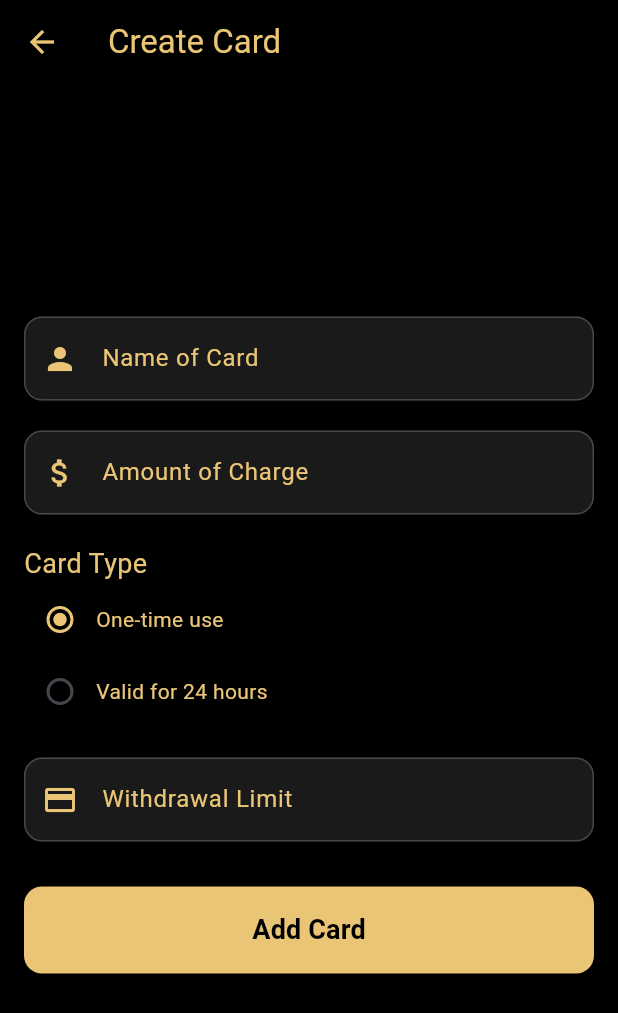
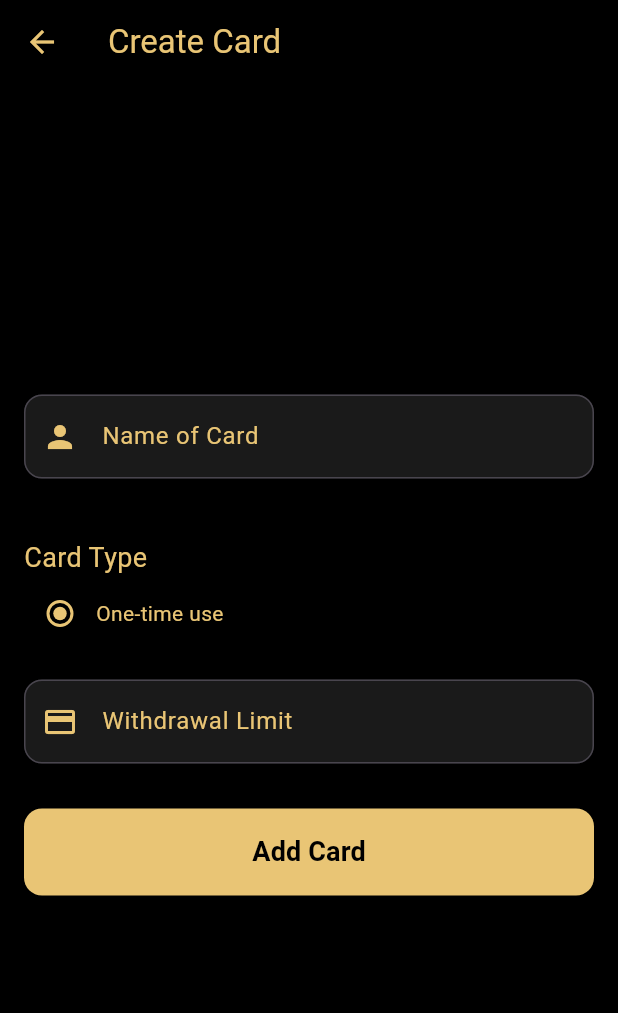
Before and after one commit to ousef777/Safe-Pay-Frontend, a Flutter app: the CreateCardPage screen opened directly, on a phone screen of 412 x 824 dp. Shown: the top 1013 px of the screen. Run offline on Flutter 3.47's test engine with Material 3 defaults, Android fonts, the phone set to English and light mode, and no system bars; our stand-ins replace go_router.

Commit message:
remove the 24h and the balance from the creat card

```diff
--- a/my_new_app/lib/CreateCardPage.dart
+++ b/my_new_app/lib/CreateCardPage.dart
@@ -306,31 +306,31 @@ class _CreateCardPageState extends State<CreateCardPage> {
                   },
                 ),
                 const SizedBox(height: 20),
-                TextFormField(
-                  controller: amountController,
-                  style: TextStyle(
-                      color: goldColor), // Ensures the entered text is gold
-                  decoration: InputDecoration(
-                    labelText: 'Amount of Charge',
-                    labelStyle: TextStyle(color: goldColor),
-                    hintText: 'Enter the amount',
-                    hintStyle: TextStyle(
-                        color: goldColor), // Ensures the hint text is gold
-                    filled: true,
-                    fillColor: Colors.white.withOpacity(0.1),
-                    border: OutlineInputBorder(
-                      borderRadius: BorderRadius.circular(12.0),
-                    ),
-                    prefixIcon: Icon(Icons.attach_money, color: goldColor),
-                  ),
-                  keyboardType: TextInputType.number,
-                  validator: (value) {
-                    if (value!.isEmpty) return "Please enter an amount";
-                    if (double.tryParse(value) == null)
-                      return "Please enter a valid number";
-                    return null;
-                  },
-                ),
+                // TextFormField(
+                //   controller: amountController,
+                //   style: TextStyle(
+                //       color: goldColor), // Ensures the entered text is gold
+                //   decoration: InputDecoration(
+                //     labelText: 'Amount of Charge',
+                //     labelStyle: TextStyle(color: goldColor),
+                //     hintText: 'Enter the amount',
+                //     hintStyle: TextStyle(
+                //         color: goldColor), // Ensures the hint text is gold
+                //     filled: true,
+                //     fillColor: Colors.white.withOpacity(0.1),
+                //     border: OutlineInputBorder(
+                //       borderRadius: BorderRadius.circular(12.0),
+                //     ),
+                //     prefixIcon: Icon(Icons.attach_money, color: goldColor),
+                //   ),
+                //   keyboardType: TextInputType.number,
+                //   validator: (value) {
+                //     if (value!.isEmpty) return "Please enter an amount";
+                //     if (double.tryParse(value) == null)
+                //       return "Please enter a valid number";
+                //     return null;
+                //   },
+                // ),
                 const SizedBox(height: 20),
                 Column(
                   crossAxisAlignment: CrossAxisAlignment.start,
@@ -361,22 +361,22 @@ class _CreateCardPageState extends State<CreateCardPage> {
                     ),
                     Row(
                       children: [
-                        Radio(
-                          value: false,
-                          groupValue: isOneTimeUse,
-                          onChanged: (bool? value) {
-                            setState(() {
-                              isOneTimeUse = value!;
-                              expiryDate = DateTime.now()
-                                  .add(Duration(days: 1)); // Valid for 24 hours
-                            });
-                          },
-                          activeColor: goldColor,
-                        ),
-                        Text(
-                          'Valid for 24 hours',
-                          style: TextStyle(color: goldColor),
-                        ),
+                        // Radio(
+                        //   value: false,
+                        //   groupValue: isOneTimeUse,
+                        //   onChanged: (bool? value) {
+                        //     setState(() {
+                        //       isOneTimeUse = value!;
+                        //       expiryDate = DateTime.now()
+                        //           .add(Duration(days: 1)); // Valid for 24 hours
+                        //     });
+                        //   },
+                        //   activeColor: goldColor,
+                        // ),
+                        // Text(
+                        //   'Valid for 24 hours',
+                        //   style: TextStyle(color: goldColor),
+                        // ),
                       ],
                     ),
                   ],
```
